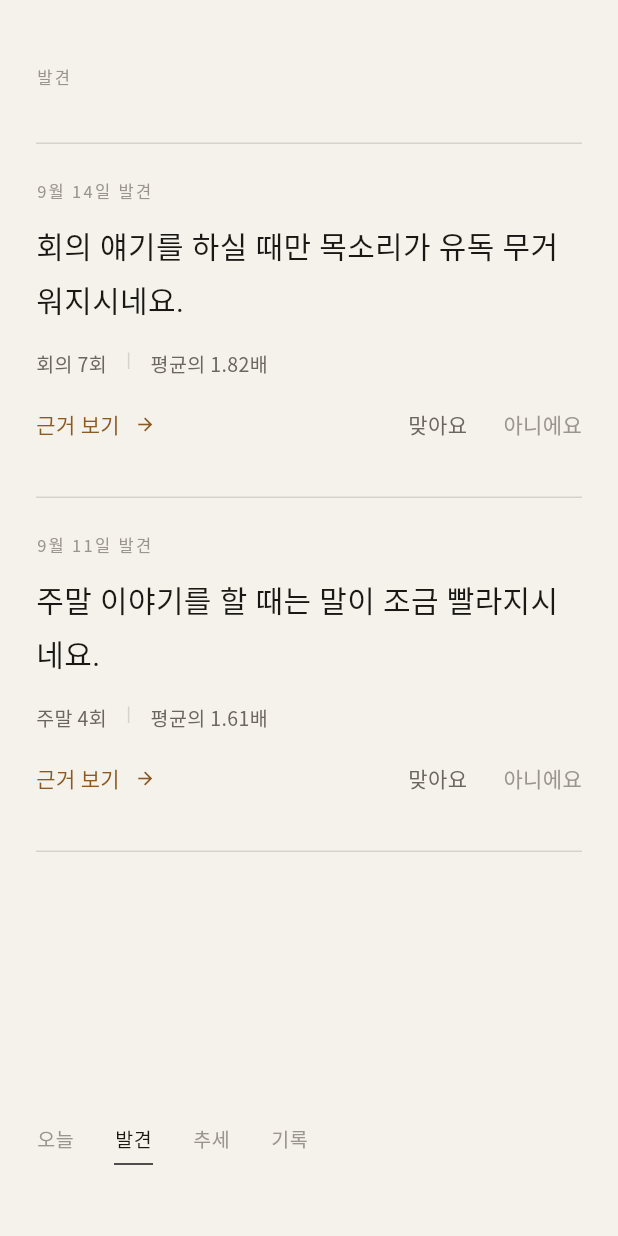
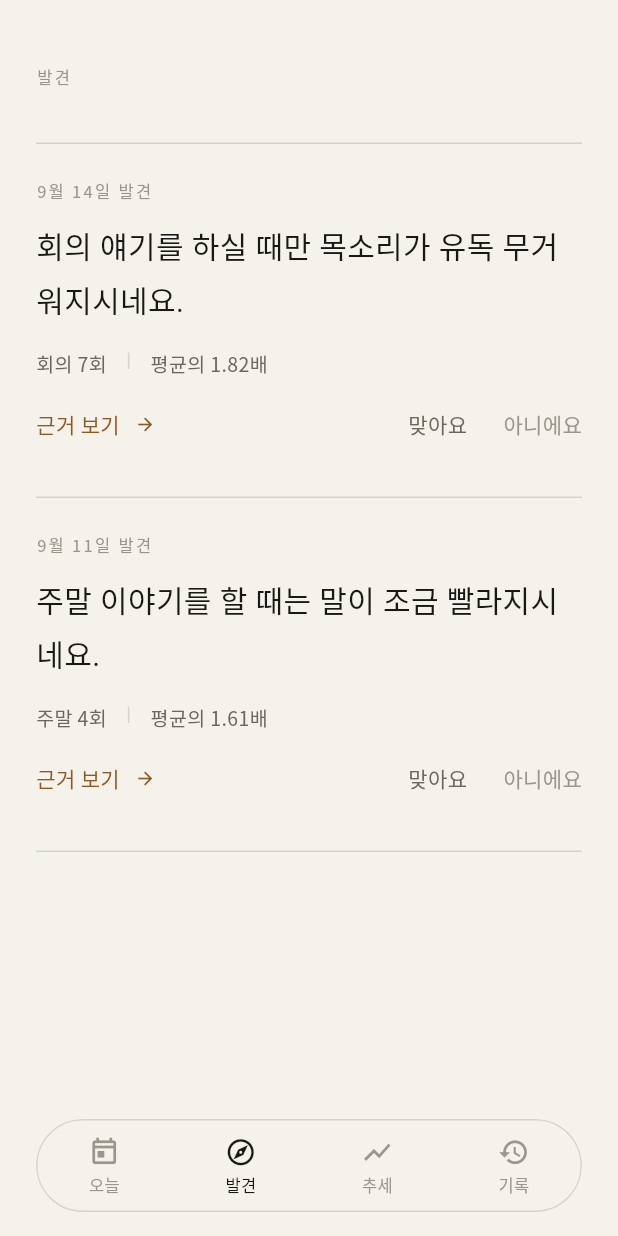
Before and after one commit to hackathon-yaho/emotion, a Flutter app: the DiscoverScreen screen opened by its route, on a phone screen of 412 x 824 dp. Run offline on Flutter 3.47's test engine with Material 3 defaults, Android fonts, the phone set to English and light mode, and no system bars; our stand-ins replace dio, flutter_riverpod, flutter_secure_storage, go_router, google_fonts; accounts and stored records are empty; Roboto replaces fonts that are missing (Gowun Batang).

Commit message:
feat(app): 하단 탭을 떠 있는 반투명 알약 칩 + 아이콘으로 (결정 24)
앱 담당 결정으로 채택한다. 「카드를 쓰지 않는다」(§1)의 유일한 예외이며,
반대 근거와 함께 design-system §7 결정 24에 남겼다.

예외를 좁게 두는 제약 넷:
- 면색은 bg 78%. lift를 쓰지 않는다 (§4 시트·오버레이 전용 규칙 유지)
- 아이콘은 탭에서만 쓴다
- 블러는 탭이 있는 4개 화면에만. S02에는 칩이 없어 움직이는 링 위에서
  BackdropFilter가 돌지 않는다
- §2-1로 900까지 넓어지는 S04에서도 칩은 셸 폭에 고정한다

칩이 콘텐츠 위에 뜨는 문제는 셸이 칩 높이를 MediaQuery 아래 여백으로 넘기고
각 화면이 스크롤 뷰 안쪽 여백으로 받아 해결했다 — 스크롤 중에는 글자가 칩
밑을 지나가고 멈추면 가리지 않는다. 홈은 아래가 CTA라 실제 여백을 준다.

부수: §7 표를 쪼개던 빈 줄 제거, app/design/ README에 시안 PNG가 이 결정
이전이라는 사실 명시.

Co-Authored-By: Claude Opus 5 <noreply@anthropic.com>

```diff
--- a/app/lib/features/discover/discover_screen.dart
+++ b/app/lib/features/discover/discover_screen.dart
@@ -45,7 +45,11 @@ class _DiscoverScreenState extends State<DiscoverScreen> {
           const SmallLabel('발견'),
           Expanded(
             child: SingleChildScrollView(
-              padding: const EdgeInsets.only(top: 36, bottom: Space.xl),
+              padding: EdgeInsets.only(
+                top: 36,
+                // 떠 있는 탭 칩 높이만큼 안쪽에 남긴다 (TabPill.reserve).
+                bottom: Space.xl + MediaQuery.paddingOf(context).bottom,
+              ),
               child: _body(context),
             ),
           ),
--- a/app/lib/features/home/home_screen.dart
+++ b/app/lib/features/home/home_screen.dart
@@ -131,7 +131,9 @@ class HomeScreen extends StatelessWidget {
               ),
             ),
           ],
-          const SizedBox(height: Space.xs),
+          // 홈은 아래가 스크롤이 아니라 CTA라 실제로 여백을 준다 — 칩이
+          // 버튼을 덮으면 시작을 못 한다.
+          SizedBox(height: Space.xs + MediaQuery.paddingOf(context).bottom),
         ],
       ),
     );
--- a/app/lib/features/records/records_screen.dart
+++ b/app/lib/features/records/records_screen.dart
@@ -35,7 +35,11 @@ class RecordsScreen extends StatelessWidget {
           const SmallLabel('기록'),
           Expanded(
             child: SingleChildScrollView(
-              padding: const EdgeInsets.only(top: 36, bottom: Space.xl),
+              padding: EdgeInsets.only(
+                top: 36,
+                // 떠 있는 탭 칩 높이만큼 안쪽에 남긴다 (TabPill.reserve).
+                bottom: Space.xl + MediaQuery.paddingOf(context).bottom,
+              ),
               child: _body(context),
             ),
           ),
--- a/app/lib/features/trend/trend_screen.dart
+++ b/app/lib/features/trend/trend_screen.dart
@@ -47,7 +47,11 @@ class _TrendScreenState extends State<TrendScreen> {
           const SmallLabel('추세'),
           Expanded(
             child: SingleChildScrollView(
-              padding: const EdgeInsets.only(top: 36, bottom: Space.xl),
+              padding: EdgeInsets.only(
+                top: 36,
+                // 떠 있는 탭 칩 높이만큼 안쪽에 남긴다 (TabPill.reserve).
+                bottom: Space.xl + MediaQuery.paddingOf(context).bottom,
+              ),
               child: Column(
                 crossAxisAlignment: CrossAxisAlignment.start,
                 children: [
--- a/app/lib/shared/widgets/app_shell.dart
+++ b/app/lib/shared/widgets/app_shell.dart
@@ -2,14 +2,17 @@ import 'package:flutter/material.dart';
 
 import '../../core/router/routes.dart';
 import '../../core/theme/app_theme.dart';
-import '../../core/theme/tokens.dart';
-import '../../core/theme/typography.dart';
+import 'tab_pill.dart';
 
 /// 앱 셸 — 하단 탭 4개.
 ///
-/// **텍스트 + 밑줄이고 아이콘이 없다** (design-system §1: 활자가 일한다).
-/// 레이아웃은 모바일 폭 기준이다. **넓은 화면에서 폭을 고정하는 일은 하지
-/// 않는다** — [AppFrame]이 모든 라우트에 한 번에 적용한다 (§2).
+/// 탭은 [TabPill]이 그린다 — **콘텐츠 위에 떠 있는 반투명 알약 칩**이라
+/// 셸은 [Stack]으로 겹치고, 칩이 차지하는 높이를 `MediaQuery`의 아래
+/// 여백으로 화면에 넘긴다. 각 탭 화면은 그 값을 **스크롤 뷰 안쪽** 여백으로
+/// 받아 칩에 가리지 않는다.
+///
+/// 넓은 화면에서 폭을 고정하는 일은 하지 않는다 — `AppFrame`이 모든 라우트에
+/// 한 번에 적용한다 (§2).
 class AppShell extends StatelessWidget {
   const AppShell({
     super.key,
@@ -24,100 +27,29 @@ class AppShell extends StatelessWidget {
 
   @override
   Widget build(BuildContext context) {
-    final t = context.tokens;
-    final shell = Column(
-      children: [
-        Expanded(child: child),
-        _TabBar(current: currentTab, onSelected: onTabSelected),
-      ],
-    );
+    final mq = MediaQuery.of(context);
+    final reserve = TabPill.reserve(context);
 
-    return Material(color: t.bg, child: shell);
-  }
-}
-
-class _TabBar extends StatelessWidget {
-  const _TabBar({required this.current, required this.onSelected});
-
-  final AppTab current;
-  final ValueChanged<AppTab> onSelected;
-
-  @override
-  Widget build(BuildContext context) {
-    final t = context.tokens;
-    final bottom = MediaQuery.viewPaddingOf(context).bottom;
-
-    return Padding(
-      padding: EdgeInsets.only(
-        left: Space.screenH,
-        right: Space.screenH,
-        top: Space.xxl - Space.xs,
-        bottom: Space.xxl + Space.xs + bottom,
-      ),
-      child: Row(
+    return Material(
+      color: context.tokens.bg,
+      child: Stack(
         children: [
-          for (final tab in AppTab.values) ...[
-            if (tab != AppTab.values.first) const SizedBox(width: 26),
-            _TabItem(
-              label: tab.label,
-              selected: tab == current,
-              onTap: () => onSelected(tab),
-              paper: t.paper,
-              faint: t.faint,
+          // 칩 높이를 아래 여백으로 알려 준다. `ScreenScaffold`가
+          // `SafeArea(bottom: false)`라 이 값은 화면이 직접 쓴다.
+          MediaQuery(
+            data: mq.copyWith(
+              padding: mq.padding.copyWith(bottom: reserve),
             ),
-          ],
+            child: child,
+          ),
+          Positioned(
+            left: 0,
+            right: 0,
+            bottom: 0,
+            child: TabPill(current: currentTab, onSelected: onTabSelected),
+          ),
         ],
       ),
     );
   }
 }
-
-class _TabItem extends StatelessWidget {
-  const _TabItem({
-    required this.label,
-    required this.selected,
-    required this.onTap,
-    required this.paper,
-    required this.faint,
-  });
-
-  final String label;
-  final bool selected;
-  final VoidCallback onTap;
-  final Color paper;
-  final Color faint;
-
-  @override
-  Widget build(BuildContext context) {
-    return Semantics(
-      selected: selected,
-      button: true,
-      child: GestureDetector(
-        onTap: onTap,
-        behavior: HitTestBehavior.opaque,
-        child: SizedBox(
-          height: Space.tapMin,
-          child: Column(
-            mainAxisAlignment: MainAxisAlignment.center,
-            children: [
-              Text(
-                label,
-                style: AppType.sans(
-                  size: AppType.captionSize,
-                  color: selected ? paper : faint,
-                  height: 1.2,
-                ),
-              ),
-              const SizedBox(height: Space.sm),
-              Container(
-                height: 1,
-                width: label.length * AppType.captionSize,
-                color: selected ? paper : Colors.transparent,
-              ),
-            ],
-          ),
-        ),
-      ),
-    );
-  }
-}
--- /dev/null
+++ b/app/lib/shared/widgets/tab_pill.dart
@@ -0,0 +1,155 @@
+import 'dart:ui' show ImageFilter;
+
+import 'package:flutter/material.dart';
+
+import '../../core/router/routes.dart';
+import '../../core/theme/app_theme.dart';
+import '../../core/theme/tokens.dart';
+import '../../core/theme/typography.dart';
+import 'app_frame.dart';
+
+/// 하단 탭 — **떠 있는 반투명 알약 칩** (design-system §7-7, 2026-09-04 결정).
+///
+/// 「카드를 쓰지 않는다」(§1)의 **유일한 예외**다. 앱 담당이 "메뉴 한정으로는
+/// 아이콘까지 붙인 칩이 낫다"고 판단해 채택했다. 예외를 좁게 두기 위한 제약이
+/// 셋 있다.
+///
+/// - **면색은 `bg`에 알파를 준 것이다.** `lift`를 쓰지 않는다 — 그 토큰은
+///   시트·오버레이 전용이고, 여기 쓰면 §4 규칙이 무너진다
+/// - **아이콘은 여기서만 쓴다.** 본문·목록·헤더에 아이콘을 늘리지 않는다
+/// - **블러는 탭이 있는 4개 화면에만 걸린다.** S02 대화 화면에는 칩이 없어
+///   움직이는 링 위에서 `BackdropFilter`가 돌지 않는다
+class TabPill extends StatelessWidget {
+  const TabPill({super.key, required this.current, required this.onSelected});
+
+  final AppTab current;
+  final ValueChanged<AppTab> onSelected;
+
+  static const height = 62.0;
+  static const bottomMargin = Space.lg;
+  static const blurSigma = 14.0;
+
+  /// 칩이 콘텐츠 위에 떠 있으므로 그 높이를 화면에 알려 준다.
+  ///
+  /// 탭 화면들은 이 값을 스크롤 뷰의 **안쪽** 아래 여백으로 받는다 — 그래야
+  /// 스크롤 중에는 글자가 칩 밑을 지나가고(반투명이 보이는 이유), 멈췄을 때는
+  /// 칩에 가리지 않는다.
+  static double reserve(BuildContext context) =>
+      height +
+      bottomMargin +
+      Space.lg +
+      MediaQuery.viewPaddingOf(context).bottom;
+
+  @override
+  Widget build(BuildContext context) {
+    final t = context.tokens;
+
+    return Padding(
+      padding: EdgeInsets.only(
+        left: Space.screenH,
+        right: Space.screenH,
+        bottom: bottomMargin + MediaQuery.viewPaddingOf(context).bottom,
+      ),
+      // §2-1로 넓어지는 화면(S04)에서도 **칩은 셸 폭에 고정한다.** 내비게이션이
+      // 화면마다 늘어나면 아이콘 간격이 달라져 같은 메뉴로 안 읽힌다.
+      child: _CappedWidth(
+        child: ClipRRect(
+          borderRadius: BorderRadius.circular(height / 2),
+          child: BackdropFilter(
+            filter: ImageFilter.blur(sigmaX: blurSigma, sigmaY: blurSigma),
+            child: DecoratedBox(
+              decoration: BoxDecoration(
+                color: t.bg.withValues(alpha: 0.78),
+                borderRadius: BorderRadius.circular(height / 2),
+                border: Border.all(color: t.line, width: 1),
+              ),
+              child: SizedBox(
+                height: height,
+                child: Row(
+                  children: [
+                    for (final tab in AppTab.values)
+                      Expanded(
+                        child: _TabItem(
+                          tab: tab,
+                          selected: tab == current,
+                          onTap: () => onSelected(tab),
+                        ),
+                      ),
+                  ],
+                ),
+              ),
+            ),
+          ),
+        ),
+      ),
+    );
+  }
+}
+
+/// 칩 폭 상한 — 셸 폭(420)에서 좌우 여백을 뺀 값.
+class _CappedWidth extends StatelessWidget {
+  const _CappedWidth({required this.child});
+
+  final Widget child;
+
+  @override
+  Widget build(BuildContext context) => Center(
+    child: ConstrainedBox(
+      constraints: const BoxConstraints(
+        maxWidth: AppFrame.shellWidth - Space.screenH * 2,
+      ),
+      child: child,
+    ),
+  );
+}
+
+class _TabItem extends StatelessWidget {
+  const _TabItem({
+    required this.tab,
+    required this.selected,
+    required this.onTap,
+  });
+
+  final AppTab tab;
+  final bool selected;
+  final VoidCallback onTap;
+
+  /// 탭 아이콘. **선을 유지한다** — 채운 아이콘은 칩 안에서 너무 무거워지고,
+  /// 선택 표시는 색으로 한다.
+  static IconData _icon(AppTab tab) => switch (tab) {
+    AppTab.home => Icons.today_outlined,
+    AppTab.discover => Icons.explore_outlined,
+    AppTab.trend => Icons.show_chart,
+    AppTab.records => Icons.history,
+  };
+
+  @override
+  Widget build(BuildContext context) {
+    final t = context.tokens;
+    final color = selected ? t.paper : t.faint;
+
+    return Semantics(
+      selected: selected,
+      button: true,
+      child: GestureDetector(
+        onTap: onTap,
+        behavior: HitTestBehavior.opaque,
+        child: Column(
+          mainAxisAlignment: MainAxisAlignment.center,
+          children: [
+            Icon(_icon(tab), size: 21, color: color),
+            const SizedBox(height: Space.xs + 1),
+            Text(
+              tab.label,
+              style: AppType.sans(
+                size: AppType.smallLabelSize,
+                color: color,
+                height: 1.2,
+              ),
+            ),
+          ],
+        ),
+      ),
+    );
+  }
+}
```
Also changed, not shown: 4 other files.
